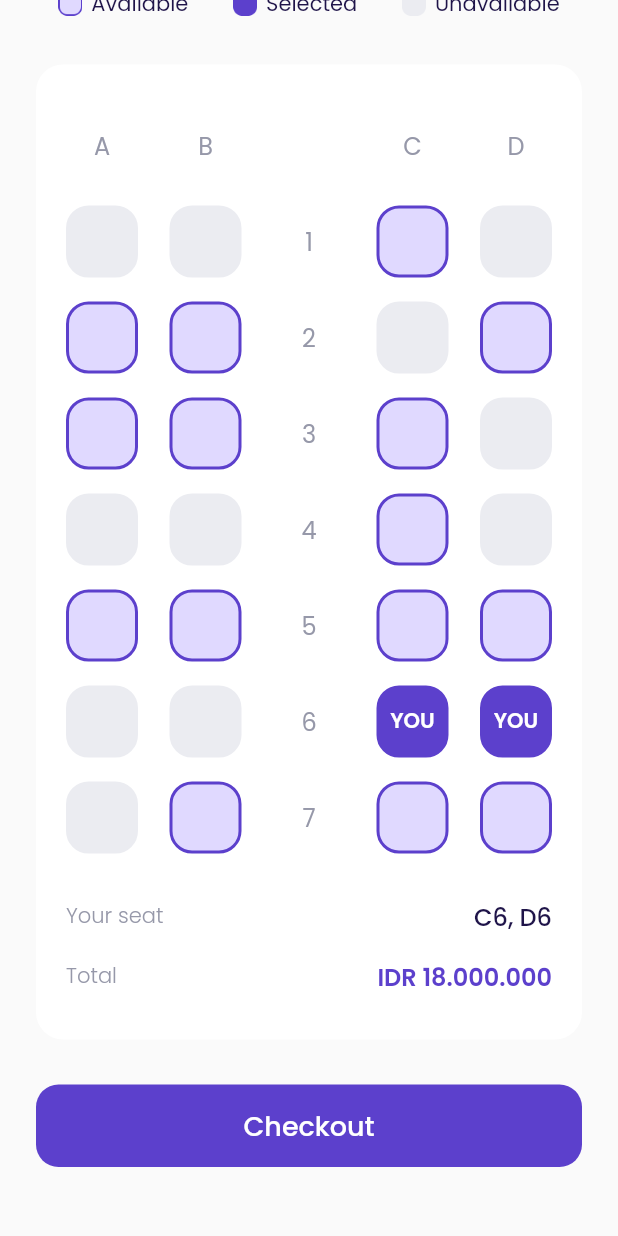
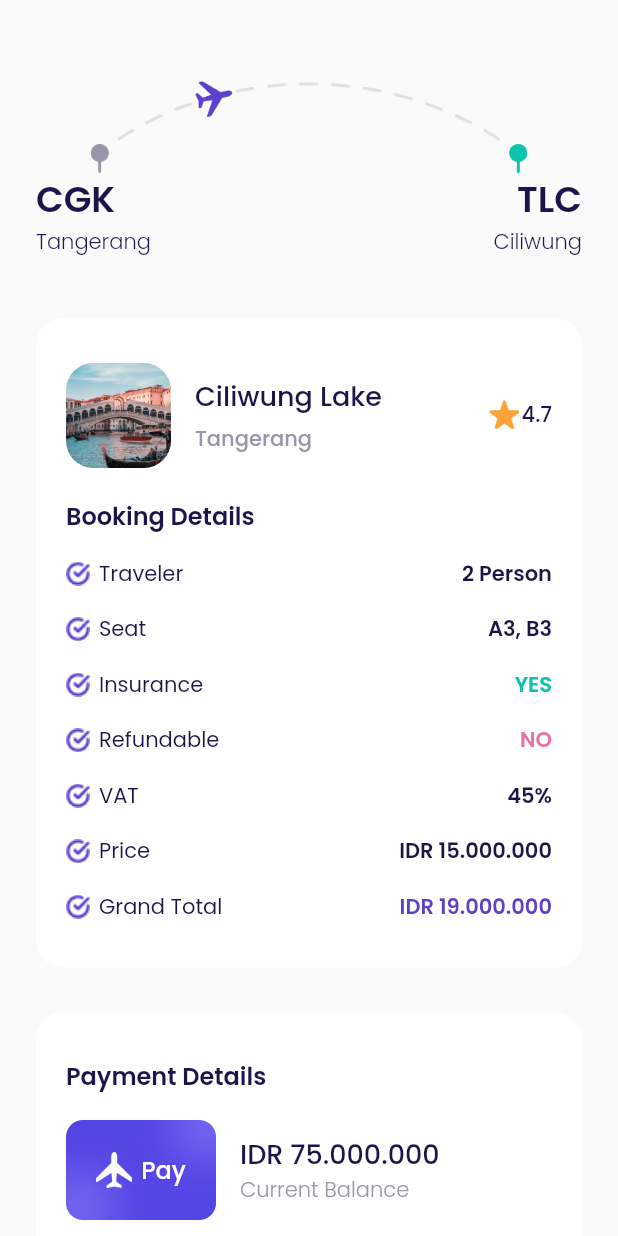
Before and after one commit to haikalhafizh24/flight-ticket-app, a Flutter app: the ChooseSeatPage screen opened directly, scrolled down 110 dp, after a tap on "Checkout", on a phone screen of 412 x 824 dp. Run offline on Flutter 3.47's test engine with Material 2 defaults, Android fonts, the light colour scheme and no system bars; our stand-ins replace google_fonts.

Commit message:
added select checkout page and checkout details item widget

```diff
--- /dev/null
+++ b/lib/ui/page/checkout_page.dart
@@ -0,0 +1,288 @@
+import 'package:flutter/material.dart';
+import 'package:hai_air/shared/theme.dart';
+import 'package:hai_air/ui/widgets/checkout_details_item.dart';
+import 'package:hai_air/ui/widgets/custom_button.dart';
+
+class CheckoutPage extends StatelessWidget {
+  const CheckoutPage({Key? key}) : super(key: key);
+
+  @override
+  Widget build(BuildContext context) {
+    Widget route() {
+      return Container(
+        margin: const EdgeInsets.only(top: 50, bottom: 10),
+        child: Column(
+          children: [
+            Container(
+              width: 291,
+              height: 65,
+              decoration: const BoxDecoration(
+                  image: DecorationImage(
+                      image: AssetImage('assets/Image_Checkout.png'))),
+            ),
+            Row(
+              mainAxisAlignment: MainAxisAlignment.spaceBetween,
+              children: [
+                Column(
+                  crossAxisAlignment: CrossAxisAlignment.start,
+                  children: [
+                    Text(
+                      'CGK',
+                      style: blackTextStyle.copyWith(
+                          fontSize: 24, fontWeight: semiBold),
+                    ),
+                    Text(
+                      'Tangerang',
+                      style: blackTextStyle.copyWith(
+                        fontWeight: light,
+                      ),
+                    ),
+                  ],
+                ),
+                Column(
+                  crossAxisAlignment: CrossAxisAlignment.end,
+                  children: [
+                    Text(
+                      'TLC',
+                      style: blackTextStyle.copyWith(
+                          fontSize: 24, fontWeight: semiBold),
+                    ),
+                    Text(
+                      'Ciliwung',
+                      style: blackTextStyle.copyWith(
+                        fontWeight: light,
+                      ),
+                    ),
+                  ],
+                ),
+              ],
+            ),
+          ],
+        ),
+      );
+    }
+
+    Widget checkoutDetails() {
+      return Container(
+        margin: const EdgeInsets.only(top: 30),
+        padding: const EdgeInsets.symmetric(vertical: 30, horizontal: 20),
+        decoration: BoxDecoration(
+          color: kWhiteColor,
+          borderRadius: BorderRadius.circular(18),
+        ),
+        child: Column(
+          crossAxisAlignment: CrossAxisAlignment.start,
+          children: [
+            // NOTE: DESTINATION TILE
+            Row(
+              children: [
+                Container(
+                  width: 70,
+                  height: 70,
+                  decoration: BoxDecoration(
+                    borderRadius: BorderRadius.circular(18),
+                    image: const DecorationImage(
+                        image: AssetImage('assets/image_destination1.png'),
+                        fit: BoxFit.cover),
+                  ),
+                ),
+                const SizedBox(
+                  width: 16,
+                ),
+                Expanded(
+                  child: Column(
+                    crossAxisAlignment: CrossAxisAlignment.start,
+                    children: [
+                      Text(
+                        'Ciliwung Lake',
+                        style: blackTextStyle.copyWith(
+                            fontSize: 18, fontWeight: medium),
+                      ),
+                      const SizedBox(
+                        height: 5,
+                      ),
+                      Text(
+                        'Tangerang',
+                        style: greyTextStyle.copyWith(
+                            fontSize: 14, fontWeight: medium),
+                      ),
+                    ],
+                  ),
+                ),
+                Row(
+                  crossAxisAlignment: CrossAxisAlignment.start,
+                  children: [
+                    Container(
+                      width: 20,
+                      height: 20,
+                      margin: const EdgeInsets.only(right: 2),
+                      decoration: const BoxDecoration(
+                        image: DecorationImage(
+                          image: AssetImage('assets/Icon_Star.png'),
+                        ),
+                      ),
+                    ),
+                    Text(
+                      '4.7',
+                      style: blackTextStyle.copyWith(
+                        fontWeight: medium,
+                      ),
+                    )
+                  ],
+                )
+              ],
+            ),
+
+            const SizedBox(height: 20),
+            Text(
+              'Booking Details',
+              style:
+                  blackTextStyle.copyWith(fontSize: 16, fontWeight: semiBold),
+            ),
+
+            //NOTE: BOOKING DETAILS ITEMS
+            CheckoutDetailsItem(
+                tittle: 'Traveler', detail: '2 Person', style: blackTextStyle),
+            CheckoutDetailsItem(
+                tittle: 'Seat', detail: 'A3, B3', style: blackTextStyle),
+            CheckoutDetailsItem(
+                tittle: 'Insurance', detail: 'YES', style: greenTextStyle),
+            CheckoutDetailsItem(
+                tittle: 'Refundable', detail: 'NO', style: redTextStyle),
+            CheckoutDetailsItem(
+                tittle: 'VAT', detail: '45%', style: blackTextStyle),
+            CheckoutDetailsItem(
+                tittle: 'Price',
+                detail: 'IDR 15.000.000',
+                style: blackTextStyle),
+            CheckoutDetailsItem(
+                tittle: 'Grand Total',
+                detail: 'IDR 19.000.000',
+                style: primaryTextStyle),
+          ],
+        ),
+      );
+    }
+
+    Widget paymenDetails() {
+      return Container(
+        margin: const EdgeInsets.only(top: 30),
+        padding: const EdgeInsets.symmetric(horizontal: 20, vertical: 30),
+        decoration: BoxDecoration(
+          borderRadius: BorderRadius.circular(18),
+          color: kWhiteColor,
+        ),
+        child: Column(
+          crossAxisAlignment: CrossAxisAlignment.start,
+          children: [
+            Text(
+              'Payment Details',
+              style: blackTextStyle.copyWith(
+                fontSize: 16,
+                fontWeight: semiBold,
+              ),
+            ),
+            Container(
+              margin: const EdgeInsets.only(top: 16),
+              child: Row(
+                children: [
+                  Container(
+                    width: 100,
+                    height: 70,
+                    decoration: const BoxDecoration(
+                      image: DecorationImage(
+                        image: AssetImage('assets/image_card.png'),
+                      ),
+                    ),
+                    child: Row(
+                      mainAxisAlignment: MainAxisAlignment.center,
+                      children: [
+                        Container(
+                          margin: const EdgeInsets.only(right: 6),
+                          height: 24,
+                          width: 24,
+                          decoration: const BoxDecoration(
+                            image: DecorationImage(
+                              image: AssetImage('assets/icon_plane.png'),
+                            ),
+                          ),
+                        ),
+                        Text(
+                          'Pay',
+                          style: whiteTextStyle.copyWith(
+                            fontWeight: medium,
+                            fontSize: 16,
+                          ),
+                        ),
+                      ],
+                    ),
+                  ),
+                  const SizedBox(
+                    width: 16,
+                  ),
+                  Column(
+                    crossAxisAlignment: CrossAxisAlignment.start,
+                    children: [
+                      Text(
+                        'IDR 75.000.000',
+                        style: blackTextStyle.copyWith(
+                          fontSize: 18,
+                          fontWeight: medium,
+                        ),
+                      ),
+                      Text(
+                        'Current Balance',
+                        style: greyTextStyle.copyWith(
+                          fontWeight: light,
+                        ),
+                      ),
+                    ],
+                  )
+                ],
+              ),
+            )
+          ],
+        ),
+      );
+    }
+
+    Widget payButton() {
+      return CustomButton(
+        margin: const EdgeInsets.symmetric(vertical: 30),
+        tittle: 'Pay Now',
+        onPressed: () {},
+      );
+    }
+
+      Widget tacButton() {
+      return Container(
+        margin: const EdgeInsets.only( bottom: 30),
+        child: Center(
+          child: Text(
+            "Terms and Conditions",
+            style: greyTextStyle.copyWith(
+                fontSize: 14,
+                fontWeight: light,
+                decoration: TextDecoration.underline),
+          ),
+        ),
+      );
+    }
+
+    return Scaffold(
+      backgroundColor: kBackgroundColor,
+      body: ListView(
+        padding: const EdgeInsets.symmetric(
+          horizontal: 24,
+        ),
+        children: [
+          route(),
+          checkoutDetails(),
+          paymenDetails(),
+          payButton(),
+          tacButton()
+        ],
+      ),
+    );
+  }
+}
--- a/lib/ui/page/choose_seat_page.dart
+++ b/lib/ui/page/choose_seat_page.dart
@@ -1,5 +1,6 @@
 import 'package:flutter/material.dart';
 import 'package:hai_air/shared/theme.dart';
+import 'package:hai_air/ui/page/checkout_page.dart';
 import 'package:hai_air/ui/widgets/custom_button.dart';
 import 'package:hai_air/ui/widgets/seat_item.dart';
 
@@ -370,11 +371,14 @@ class ChooseSeatPage extends StatelessWidget {
       return CustomButton(
         margin: const EdgeInsets.only(bottom: 46),
         tittle: 'Checkout',
-        onPressed: () {},
+        onPressed: () {
+          Navigator.push(context, MaterialPageRoute(builder: (context) => const CheckoutPage()));
+        },
       );
     }
 
     return Scaffold(
+      backgroundColor: kBackgroundColor,
       body: ListView(
         padding: const EdgeInsets.symmetric(
           horizontal: 24,
--- /dev/null
+++ b/lib/ui/widgets/checkout_details_item.dart
@@ -0,0 +1,52 @@
+import 'package:flutter/material.dart';
+import 'package:hai_air/shared/theme.dart';
+
+class CheckoutDetailsItem extends StatelessWidget {
+  final String tittle;
+  final String detail;
+  final TextStyle style;
+
+  const CheckoutDetailsItem({
+    Key? key,
+    required this.tittle,
+    required this.detail,
+    required this.style
+  }) : super(key: key);
+
+  @override
+  Widget build(BuildContext context) {
+    return Container(
+      margin: const EdgeInsets.only(top: 16),
+      child: Row(
+        mainAxisAlignment: MainAxisAlignment.spaceBetween,
+        children: [
+          Row(
+            children: [
+              Container(
+                margin: const EdgeInsets.only(right: 6),
+                width: 16,
+                height: 16,
+                decoration: const BoxDecoration(
+                  image: DecorationImage(
+                    image: AssetImage('assets/icon_check.png'),
+                  ),
+                ),
+              ),
+              Text(
+                tittle,
+                style: blackTextStyle,
+                overflow: TextOverflow.fade,
+              )
+            ],
+          ),
+          Text(
+            detail,
+            style: style.copyWith(
+              fontWeight: semiBold,
+            ),
+          )
+        ],
+      ),
+    );
+  }
+}
```
